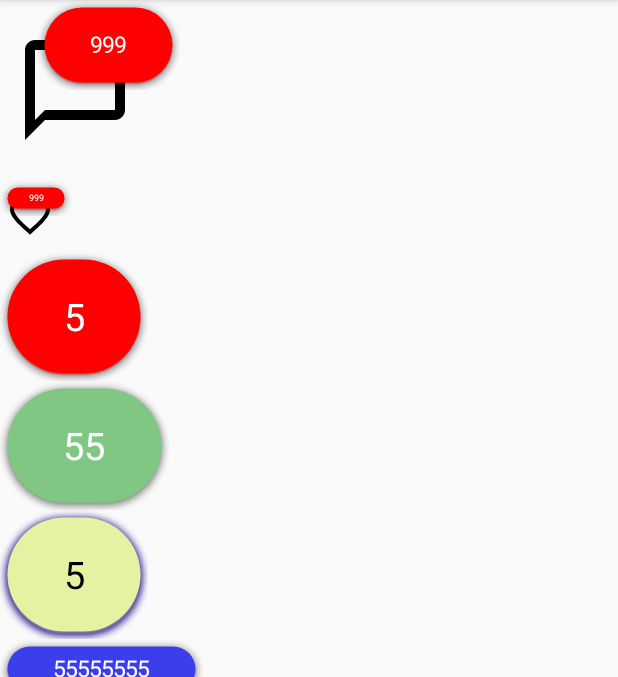
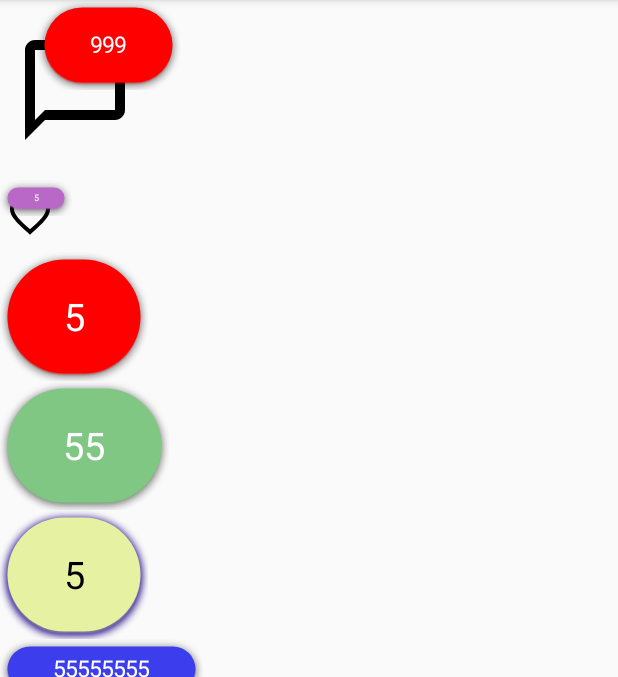
Before and after one commit to danielceinos/FSBubbleIndicator, an Android app: the screen it shows after launch (MainActivity), on a phone screen of 412 x 824 dp, the part 84-761 px from its top. Run offline under Robolectric (Android 15) with nearby library versions, the phone set to English and light mode, and no system bars.

Commit message:
Updated example

```diff
--- a/app/src/main/res/layout/activity_main.xml
+++ b/app/src/main/res/layout/activity_main.xml
@@ -18,12 +18,15 @@
         android:layout_height="120dp"
         app:textSize="20sp"
         app:icon="@drawable/ic_chat_bubble"
+        app:count="999"
         />
 
     <com.fireshield.library.FSIconBubble
         android:layout_width="48dp"
         android:layout_height="48dp"
         app:textSize="8sp"
+        app:count="5"
+        app:bubbleColor="#ba68c8"
         app:icon="@drawable/ic_favorite_border"
         />
 
--- a/library/src/main/java/com/fireshield/library/FSBubbleIndicator.kt
+++ b/library/src/main/java/com/fireshield/library/FSBubbleIndicator.kt
@@ -64,8 +64,6 @@ class FSBubbleIndicator(context: Context?, attrs: AttributeSet?) : FrameLayout(c
     bubbleColor = ta.getColor(R.styleable.FSBubbleIndicator_bubbleColor, Color.RED)
     textColor = ta.getColor(R.styleable.FSBubbleIndicator_textColor, Color.WHITE)
     shadowColor = ta.getColor(R.styleable.FSBubbleIndicator_shadowColor, Color.argb(120, 0, 0, 0))
-
-
     count = ta.getInteger(R.styleable.FSBubbleIndicator_count, 0)
 
     ta.recycle()
--- a/library/src/main/java/com/fireshield/library/FSIconBubble.kt
+++ b/library/src/main/java/com/fireshield/library/FSIconBubble.kt
@@ -21,6 +21,8 @@ class FSIconBubble(context: Context?, attrs: AttributeSet?) : FrameLayout(contex
     val bubbleColor = ta.getColor(R.styleable.FSBubbleIndicator_bubbleColor, Color.RED)
     val textColor = ta.getColor(R.styleable.FSBubbleIndicator_textColor, Color.WHITE)
     val shadowColor = ta.getColor(R.styleable.FSBubbleIndicator_shadowColor, Color.argb(120, 0, 0, 0))
+    val count = ta.getInteger(R.styleable.FSBubbleIndicator_count, 0)
+
     ta.recycle()
 
     val ta2 = context.obtainStyledAttributes(attrs, R.styleable.FSIconBubble, 0, 0)
@@ -32,6 +34,7 @@ class FSIconBubble(context: Context?, attrs: AttributeSet?) : FrameLayout(contex
     bubble.bubbleColor = bubbleColor
     bubble.textColor = textColor
     bubble.shadowColor = shadowColor
+    bubble.count = count
 
     val ivIcon = findViewById<ImageView>(R.id.iv_icon)
     ivIcon.setImageDrawable(icon)
```
Also changed, not shown: 1 other file.
